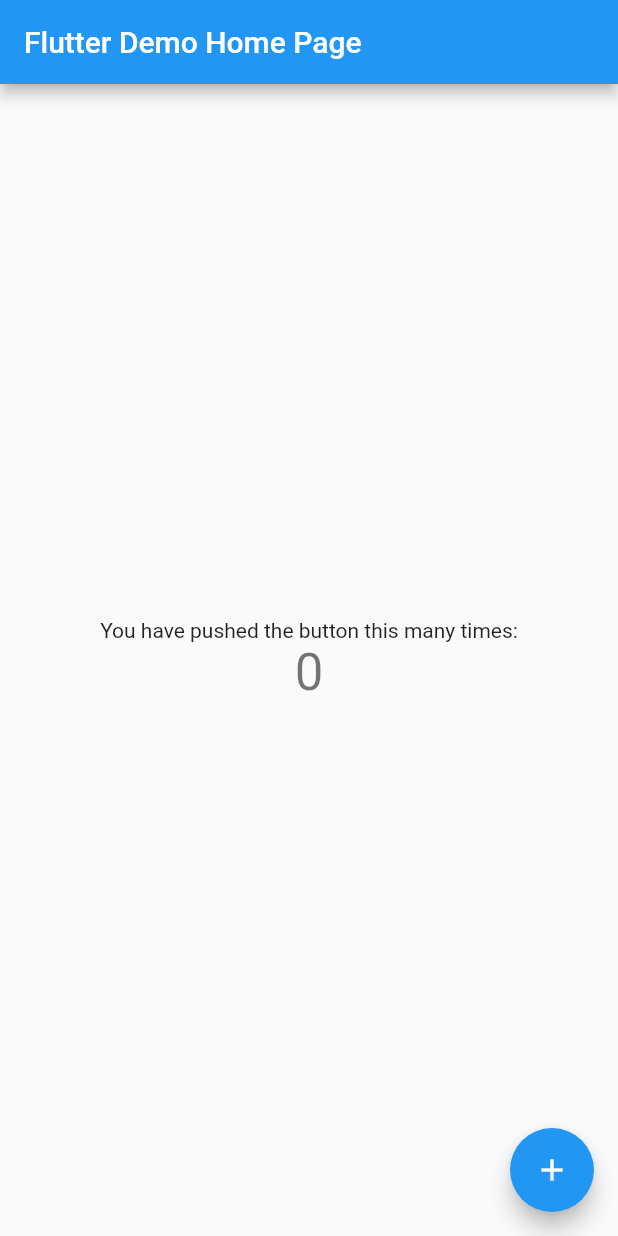
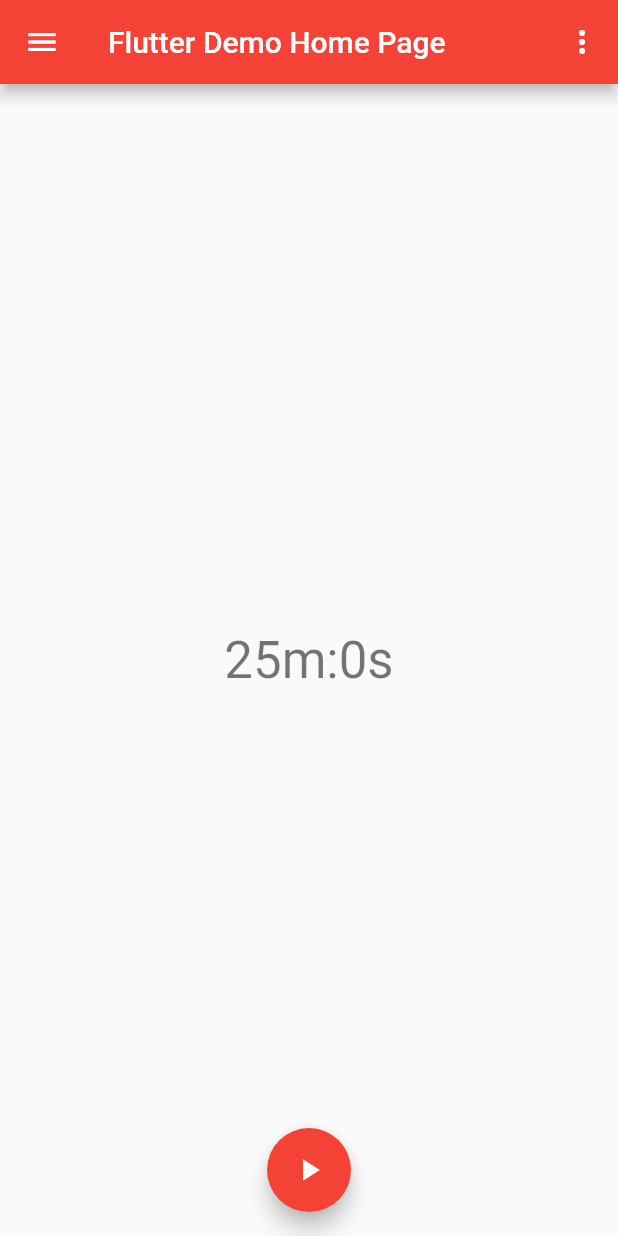
Before and after one commit to davidjsalazarmoreno/pomodoro_flutter, a Flutter app: the screen it shows after launch, on a phone screen of 412 x 824 dp. Run offline on Flutter 3.47's test engine with Material 2 defaults, Android fonts, the phone set to English and light mode, and no system bars; missing offline and left inert: duration.

Commit message:
feat(main): adds popmenu button and pomodoro basic functionality

```diff
--- a/lib/main.dart
+++ b/lib/main.dart
@@ -1,4 +1,70 @@
 import 'package:flutter/material.dart';
+import 'package:duration/duration.dart';
+import 'package:quiver/async.dart';
+
+enum EPomodoroActions {
+  work,
+  shortBreak,
+  longBreak,
+}
+
+class PomodoroConfig {
+  String type;
+  int interval;
+}
+
+class Pomodoro {
+  final _speed = 1;
+  var _status = {
+    'type': 'none',
+    'timer': 0,
+    'next': 'work',
+  };
+  var _timer;
+  var _results = {
+    'work': 0,
+    'shortBreak': 0,
+    'longBreak': 0,
+  };
+
+  final _config = {
+    'work': {
+      'duration': 25,
+    },
+    'shortBreak': {
+      'duration': 5,
+    },
+    'longBreak': {
+      'duration': 15,
+    },
+  };
+
+  start(String type, cb) {
+    final duration = _config[type]['duration'];
+    final durationInMinutes = Duration(minutes: duration);
+    final Duration speed = Duration(seconds: _speed);
+
+    _timer =
+        CountdownTimer(durationInMinutes, speed).listen((CountdownTimer t) {
+      print(t.remaining);
+      cb(t);
+    });
+  }
+
+  pause(String type) {}
+
+  stop() {
+    _timer?.cancel();
+  }
+
+  onData(cb) {
+    _timer.onData(cb);
+  }
+
+  getNext() {
+    return _status['next'];
+  }
+}
 
 void main() => runApp(MyApp());
 
@@ -9,16 +75,7 @@ class MyApp extends StatelessWidget {
     return MaterialApp(
       title: 'Flutter Demo',
       theme: ThemeData(
-        // This is the theme of your application.
-        //
-        // Try running your application with "flutter run". You'll see the
-        // application has a blue toolbar. Then, without quitting the app, try
-        // changing the primarySwatch below to Colors.green and then invoke
-        // "hot reload" (press "r" in the console where you ran "flutter run",
-        // or simply save your changes to "hot reload" in a Flutter IDE).
-        // Notice that the counter didn't reset back to zero; the application
-        // is not restarted.
-        primarySwatch: Colors.blue,
+        primarySwatch: Colors.red,
       ),
       home: MyHomePage(title: 'Flutter Demo Home Page'),
     );
@@ -28,15 +85,6 @@ class MyApp extends StatelessWidget {
 class MyHomePage extends StatefulWidget {
   MyHomePage({Key key, this.title}) : super(key: key);
 
-  // This widget is the home page of your application. It is stateful, meaning
-  // that it has a State object (defined below) that contains fields that affect
-  // how it looks.
-
-  // This class is the configuration for the state. It holds the values (in this
-  // case the title) provided by the parent (in this case the App widget) and
-  // used by the build method of the State. Fields in a Widget subclass are
-  // always marked "final".
-
   final String title;
 
   @override
@@ -44,68 +92,125 @@ class MyHomePage extends StatefulWidget {
 }
 
 class _MyHomePageState extends State<MyHomePage> {
-  int _counter = 0;
+  String _remaningTime = '25m:0s';
+  bool _started = false;
+  EPomodoroActions type = EPomodoroActions.work;
+  Pomodoro _pomodoro = Pomodoro();
 
-  void _incrementCounter() {
+
+  @override
+  void initState() {
+    super.initState();
+  }
+
+  @override
+  void dispose() {
+    _pomodoro.stop();
+    super.dispose();
+  }
+
+  _updateTimer(CountdownTimer t) {
     setState(() {
-      // This call to setState tells the Flutter framework that something has
-      // changed in this State, which causes it to rerun the build method below
-      // so that the display can reflect the updated values. If we changed
-      // _counter without calling setState(), then the build method would not be
-      // called again, and so nothing would appear to happen.
-      _counter++;
+      var dur = t.remaining;
+      _remaningTime = printDuration(
+        dur,
+        abbreviated: true,
+        delimiter: ':',
+        tersity: DurationTersity.second,
+      );
     });
   }
 
   @override
   Widget build(BuildContext context) {
-    // This method is rerun every time setState is called, for instance as done
-    // by the _incrementCounter method above.
-    //
-    // The Flutter framework has been optimized to make rerunning build methods
-    // fast, so that you can just rebuild anything that needs updating rather
-    // than having to individually change instances of widgets.
     return Scaffold(
+      floatingActionButtonLocation: FloatingActionButtonLocation.centerFloat,
+      floatingActionButtonAnimator: FloatingActionButtonAnimator.scaling,
       appBar: AppBar(
-        // Here we take the value from the MyHomePage object that was created by
-        // the App.build method, and use it to set our appbar title.
         title: Text(widget.title),
+        actions: <Widget>[
+          PopupMenuButton<EPomodoroActions>(
+            onSelected: (EPomodoroActions result) {
+              print(result);
+              _pomodoro.stop();
+              _pomodoro.start("${result.toString().split('.').last}", _updateTimer);
+              setState(() {
+                _started = true;
+              });
+            },
+            itemBuilder: (BuildContext context) => <PopupMenuItem<EPomodoroActions>>[
+              const PopupMenuItem<EPomodoroActions>(
+                value: EPomodoroActions.work,
+                  child: Text('Inicia un Pomodoro'),
+              ),
+              const PopupMenuItem<EPomodoroActions>(
+                value: EPomodoroActions.shortBreak,
+                  child: Text('Inicia un descanso')
+              ),
+              const PopupMenuItem<EPomodoroActions>(
+                  value: EPomodoroActions.longBreak,
+                  child: Text('Inicia un descanso largo')
+              )
+            ],
+          )
+        ],
       ),
       body: Center(
-        // Center is a layout widget. It takes a single child and positions it
-        // in the middle of the parent.
         child: Column(
-          // Column is also layout widget. It takes a list of children and
-          // arranges them vertically. By default, it sizes itself to fit its
-          // children horizontally, and tries to be as tall as its parent.
-          //
-          // Invoke "debug painting" (press "p" in the console, choose the
-          // "Toggle Debug Paint" action from the Flutter Inspector in Android
-          // Studio, or the "Toggle Debug Paint" command in Visual Studio Code)
-          // to see the wireframe for each widget.
-          //
-          // Column has various properties to control how it sizes itself and
-          // how it positions its children. Here we use mainAxisAlignment to
-          // center the children vertically; the main axis here is the vertical
-          // axis because Columns are vertical (the cross axis would be
-          // horizontal).
           mainAxisAlignment: MainAxisAlignment.center,
           children: <Widget>[
             Text(
-              'You have pushed the button this many times:',
-            ),
-            Text(
-              '$_counter',
+              '$_remaningTime',
               style: Theme.of(context).textTheme.display1,
             ),
           ],
         ),
       ),
+      drawer: Drawer(
+          child: ListView(
+        children: <Widget>[
+          DrawerHeader(
+            child: Text('Pomodoro'),
+            decoration: BoxDecoration(
+              color: Colors.white,
+              image: DecorationImage(
+                image: AssetImage('data_repo/tomate.png'),
+                fit: BoxFit.contain,
+              )
+            ),
+          ),
+          ListTile(
+            leading: Icon(Icons.data_usage),
+            title: Text('Resultados'),
+            onTap: () {
+              Navigator.pop(context);
+            },
+          ),
+          ListTile(
+            leading: Icon(Icons.exit_to_app),
+            title: Text('Volver'),
+            onTap: () {
+              Navigator.pop(context);
+            },
+          )
+        ],
+      )),
       floatingActionButton: FloatingActionButton(
-        onPressed: _incrementCounter,
-        tooltip: 'Increment',
-        child: Icon(Icons.add),
-      ), // This trailing comma makes auto-formatting nicer for build methods.
+        tooltip: 'Start',
+        child: Icon(_started ? Icons.stop : Icons.play_arrow),
+        onPressed: () {
+          setState(() {
+            if (_started) {
+              _pomodoro.stop();
+              _remaningTime = '25m:0s';
+            } else {
+              _pomodoro.start(_pomodoro.getNext(), _updateTimer);
+            }
+            _started = !_started;;
+
+          });
+        },
+      ),
     );
   }
 }
```
